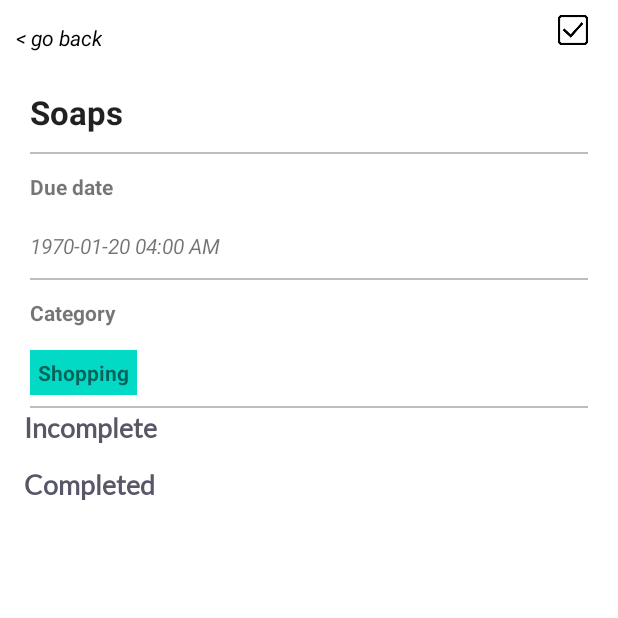
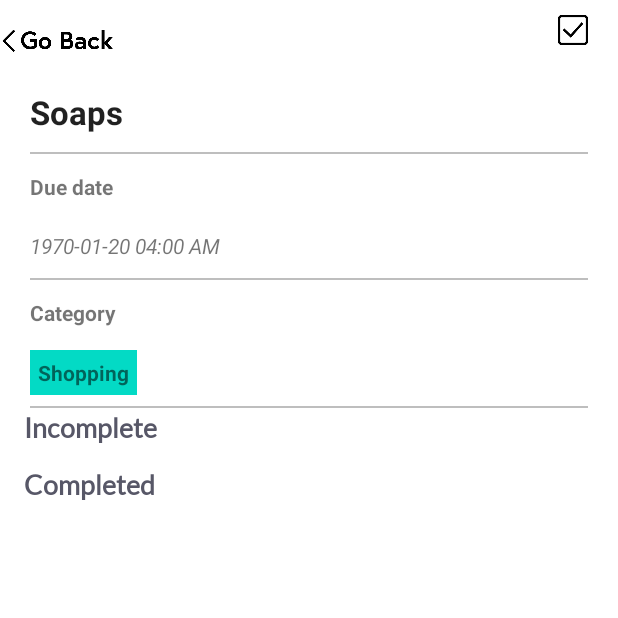
Before and after one commit to Swapkumbhar31/Task_Tech_Armie_Android, an Android app: the screen it shows after launch (ViewTaskActivity), after a tap on "Soaps", on a phone screen of 412 x 824 dp, the top half of it. Run offline under Robolectric (Android 15) with nearby library versions, the phone set to English and light mode, and no system bars; our stand-ins replace Room's generated code.

Commit message:
task image added

```diff
--- a/app/src/main/java/ca/lambton/task_tech_armie_android/ViewTaskActivity.java
+++ b/app/src/main/java/ca/lambton/task_tech_armie_android/ViewTaskActivity.java
@@ -1,26 +1,26 @@
 package ca.lambton.task_tech_armie_android;
 
-import androidx.appcompat.app.AppCompatActivity;
-
 import android.content.Intent;
-import android.graphics.drawable.Drawable;
 import android.media.MediaPlayer;
 import android.os.Bundle;
 import android.text.format.DateFormat;
 import android.view.View;
 import android.widget.Button;
-import android.widget.HorizontalScrollView;
 import android.widget.ImageButton;
 import android.widget.ImageView;
 import android.widget.LinearLayout;
 import android.widget.ListView;
 import android.widget.TextView;
 
+import androidx.appcompat.app.AppCompatActivity;
+import androidx.recyclerview.widget.LinearLayoutManager;
+import androidx.recyclerview.widget.RecyclerView;
 
 import java.util.Date;
 import java.util.List;
 import java.util.Objects;
 
+import ca.lambton.task_tech_armie_android.Adaptor.ImageListAdapter;
 import ca.lambton.task_tech_armie_android.Adaptor.TaskListAdaptor;
 import ca.lambton.task_tech_armie_android.Database.Category;
 import ca.lambton.task_tech_armie_android.Database.Task;
@@ -30,24 +30,24 @@ import ca.lambton.task_tech_armie_android.Helper.ListViewSize;
 public class ViewTaskActivity extends AppCompatActivity {
 
 
-
-    TextView due_date ;
+    TextView due_date;
     ImageButton audio_play;
-    Button add_subtask ;
-    Button delete_task ;
-    TextView go_back ;
+    Button add_subtask;
+    Button delete_task;
 
     MediaPlayer mediaPlayer;
-    LinearLayout audio_layout ,images_layout ;
+    LinearLayout audio_layout, images_layout;
 
     ListView lvCompleted, lvIncomplete;
-    private TaskRoomDB taskRoomDB;
     List<Task> completedTasks;
     List<Task> inCompleteTasks;
-    TextView categories , name;
+    TextView categories, name;
     Category category;
     Task task;
     ImageView ivChecked;
+    private TaskRoomDB taskRoomDB;
+    RecyclerView lvImageView;
+
     @Override
     protected void onCreate(Bundle savedInstanceState) {
         super.onCreate(savedInstanceState);
@@ -57,24 +57,24 @@ public class ViewTaskActivity extends AppCompatActivity {
         due_date = findViewById(R.id.tv_due_date);
         add_subtask = findViewById(R.id.btn_add_new_task);
         delete_task = findViewById(R.id.btn_delete_task);
-        go_back = findViewById(R.id.bt_go_back);
         mediaPlayer = MediaPlayer.create(this, R.raw.song);
         audio_layout = findViewById(R.id.audio_ll);
         images_layout = findViewById(R.id.images_layout);
         name = findViewById(R.id.tv_name);
-        mediaPlayer.setVolume(5f,5f);
+        mediaPlayer.setVolume(5f, 5f);
         lvCompleted = findViewById(R.id.listviewCompleted);
         lvIncomplete = findViewById(R.id.listviewIncomplete);
         categories = findViewById(R.id.categories);
         ivChecked = findViewById(R.id.iv_checked);
+        LinearLayoutManager layoutManager= new LinearLayoutManager(this,LinearLayoutManager.HORIZONTAL, false);
+        lvImageView = findViewById(R.id.lvImagePreview);
+        lvImageView.setLayoutManager(layoutManager);
+
+        lvImageView.setVisibility(View.GONE);
 
         Objects.requireNonNull(getSupportActionBar()).hide();
 
         taskRoomDB = TaskRoomDB.getInstance(this);
-
-
-
-
 
         loadAllTasks();
         if (task != null) {
@@ -86,18 +86,17 @@ public class ViewTaskActivity extends AppCompatActivity {
             due_date.setText(DateFormat.format("yyyy-MM-dd hh:mm a", task.getEndDate()));
             name.setText(task.getName());
             System.out.println("out" + task.getPhotos().size());
-            if (task.getPhotos() == null)
-            {
+            if (task.getPhotos() == null) {
                 images_layout.setVisibility(View.GONE);
-            }
-            else if (task.getPhotos().size() == 0)
-            {
+            } else if (task.getPhotos().size() == 0) {
                 images_layout.setVisibility(View.GONE);
                 System.out.println("empty");
+            } else {
+                lvImageView.setVisibility(View.VISIBLE);
+                System.out.println(task.getPhotos());
+                lvImageView.setAdapter(new ImageListAdapter(this, task.getPhotos()));
             }
-
         }
-
         add_subtask.setOnClickListener(view -> {
             Intent intent = new Intent(this, AddNewTask.class);
             intent.putExtra("parentTaskId", task.getId());
@@ -113,26 +112,16 @@ public class ViewTaskActivity extends AppCompatActivity {
             }
         });
 
-        go_back.setOnClickListener(new View.OnClickListener() {
-            @Override
-            public void onClick(View view) {
-                finish();
-            }
-        });
         audio_play.setOnClickListener(new View.OnClickListener() {
             @Override
             public void onClick(View view) {
-
-                if(mediaPlayer.isPlaying()) {
+                if (mediaPlayer.isPlaying()) {
                     audio_play.setImageResource(R.drawable.play);
                     mediaPlayer.pause();
-                }
-                else
-                {
+                } else {
                     audio_play.setImageResource(R.drawable.pause);
                     mediaPlayer.start();
                 }
-
             }
         });
 
@@ -144,12 +133,16 @@ public class ViewTaskActivity extends AppCompatActivity {
         });
     }
 
-    private void loadAllTasks(){
+    public void goToBack(View view) {
+        this.finish();
+    }
+
+    private void loadAllTasks() {
         Intent i = getIntent();
         long taskId = i.getLongExtra("taskId", 0L);
         task = taskRoomDB.taskDAO().getTaskById(taskId);
-        completedTasks = taskRoomDB.taskDAO().getSubtasks(task.getId(),true);
-        inCompleteTasks = taskRoomDB.taskDAO().getSubtasks(task.getId(),false);
+        completedTasks = taskRoomDB.taskDAO().getSubtasks(task.getId(), true);
+        inCompleteTasks = taskRoomDB.taskDAO().getSubtasks(task.getId(), false);
         category = taskRoomDB.categoryDAO().getCategoryByID(task.getCategoryID());
         categories.setText(category.getName());
         lvIncomplete.setAdapter(new TaskListAdaptor(this, inCompleteTasks));
--- a/app/src/main/res/layout/activity_view_task.xml
+++ b/app/src/main/res/layout/activity_view_task.xml
@@ -9,16 +9,16 @@
         android:layout_height="50dp"
         android:orientation="horizontal">
 
-        <TextView
-            android:id="@+id/bt_go_back"
-            android:layout_width="wrap_content"
-            android:layout_height="20dp"
-            android:layout_marginVertical="15dp"
-            android:layout_marginStart="5dp"
-            android:paddingHorizontal="5dp"
-            android:text="@string/go_back"
-            android:textColor="@color/black"
-            android:textStyle="italic" />
+        <ImageButton
+            android:id="@+id/btnBack"
+            android:layout_width="75dp"
+            android:layout_height="34dp"
+            android:layout_marginTop="10dp"
+            android:background="@null"
+            android:onClick="goToBack"
+            android:scaleType="fitCenter"
+            android:src="@drawable/back" />
+
         <View
             android:layout_width="0dp"
             android:layout_height="1dp"
@@ -136,54 +136,15 @@
                     />
 
 
-                <HorizontalScrollView
-
+                <androidx.recyclerview.widget.RecyclerView
+                    android:id="@+id/lvImagePreview"
+                    android:visibility="gone"
                     android:layout_width="match_parent"
-                    android:layout_height="wrap_content"
-                    >
-
-                <LinearLayout
-                    android:layout_width="match_parent"
-                    android:layout_height="wrap_content"
-                    android:orientation="horizontal">
-
-                    <ImageView
-                        android:id="@+id/iv_photo1"
-                        android:layout_width="150dp"
-                        android:layout_height="100dp"
-                        android:layout_marginLeft="20dp"
-                        android:layout_marginBottom="10dp"
-                        android:scaleType="fitXY"
-                        android:src="@drawable/montreal_2"
-
-                        />
-
-                    <ImageView
-                        android:id="@+id/iv_photo2"
-                        android:layout_width="150dp"
-                        android:layout_height="100dp"
-                        android:layout_marginLeft="10dp"
-                        android:layout_marginBottom="10dp"
-                        android:scaleType="fitXY"
-                        android:src="@drawable/montreal_1"
-
-                        />
-
-                    <ImageView
-                        android:id="@+id/iv_photo3"
-                        android:layout_width="150dp"
-                        android:layout_height="100dp"
-                        android:layout_marginLeft="10dp"
-                        android:layout_marginBottom="10dp"
-                        android:scaleType="fitXY"
-                        android:src="@drawable/mon_3"
-
-                        />
-
-                </LinearLayout>
-
-                </HorizontalScrollView>
-
+                    android:layout_height="match_parent"
+                    android:layout_marginHorizontal="20dp"
+                    android:layout_below="@id/btnUpload"
+                    android:layout_marginVertical="10dp"
+                    android:orientation="horizontal" />
 
             </LinearLayout>
 
--- a/app/src/main/res/values/colors.xml
+++ b/app/src/main/res/values/colors.xml
@@ -11,6 +11,7 @@
     <color name="secondary">#F0F0F0</color>
     <color name="text_color">#575767</color>
     <color name="border_color">#bebebe</color>
+    <color name="light_gray_color">#D8D8D8</color>
     <color name="success">#e9ffdb</color>
 
 </resources>
```
Also changed, not shown: app/src/main/java/ca/lambton/task_tech_armie_android/Adaptor/ImageItemViewHolder.java (added, +20 -0 lines), app/src/main/java/ca/lambton/task_tech_armie_android/Adaptor/ImageListAdapter.java (+79 -34 lines), app/src/main/java/ca/lambton/task_tech_armie_android/AddNewTask.java (+12 -71 lines), app/src/main/java/ca/lambton/task_tech_armie_android/Helper/ListConvertor.java (+8 -2 lines), app/src/main/res/drawable/view_all_rounded_border.xml (added, +10 -0 lines), app/src/main/res/layout/activity_add_new_task.xml (+11 -6 lines), app/src/main/res/layout/image_list_adapter.xml (+11 -4 lines).
